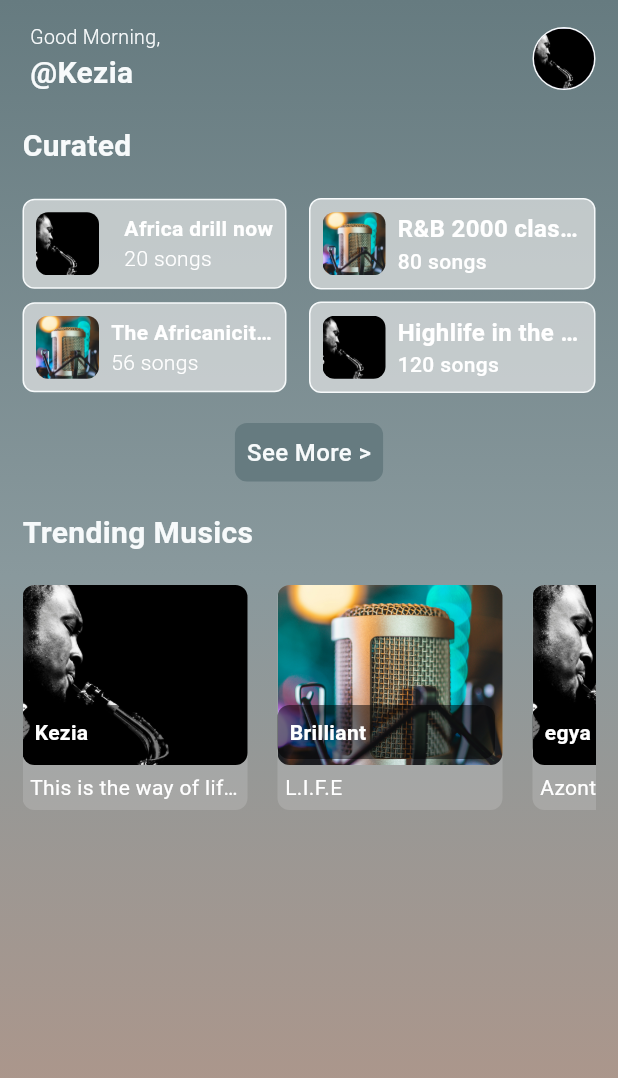
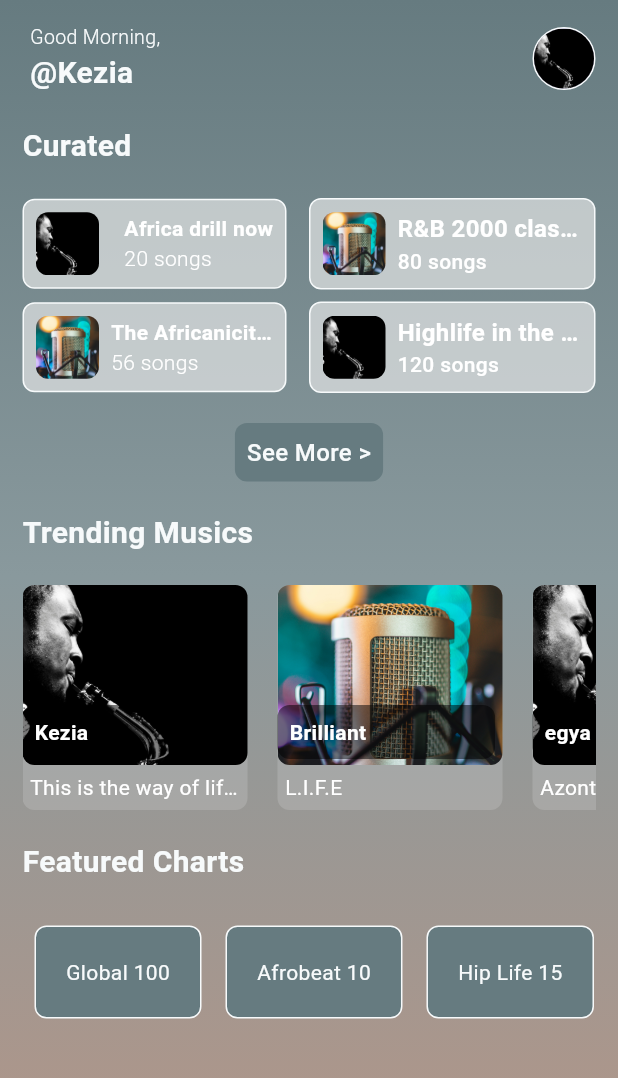
Before and after one commit to kwakyebrilliant/play, a Flutter app: the HomePage screen opened directly, on a phone screen of 412 x 824 dp, the part 84-1162 px from its top. Run offline on Flutter 3.47's test engine with Material 3 defaults, Android fonts, the phone set to English and light mode, and no system bars.

Commit message:
home updates

```diff
--- a/lib/screens/home/home_page.dart
+++ b/lib/screens/home/home_page.dart
@@ -697,6 +697,137 @@ class _HomePageState extends State<HomePage> {
                     ],
                   ),
                 ),
+
+                //Featured Charts header text
+                const Padding(
+                  padding: EdgeInsets.symmetric(vertical: 20.0),
+                  child: Row(
+                    mainAxisAlignment: MainAxisAlignment.start,
+                    children: [
+                      Text(
+                        'Featured Charts',
+                        style: TextStyle(
+                          fontSize: 20.0,
+                          color: Color(0xFFF7fAFB),
+                          fontWeight: FontWeight.w600,
+                        ),
+                      ),
+                    ],
+                  ),
+                ),
+
+                //Featured Charts start here
+                SingleChildScrollView(
+                  scrollDirection: Axis.horizontal,
+                  child: Row(
+                    mainAxisAlignment: MainAxisAlignment.spaceBetween,
+                    children: [
+                      //1
+                      Padding(
+                        padding: const EdgeInsets.all(8.0),
+                        child: Container(
+                          decoration: BoxDecoration(
+                            color: const Color(0xFF667b80),
+                            borderRadius: BorderRadius.circular(8.0),
+                            border: Border.all(
+                              width: 1.0,
+                              color: const Color(0xFFF7fAFB),
+                            ),
+                          ),
+                          child: const Padding(
+                            padding: EdgeInsets.all(20.0),
+                            child: Center(
+                              child: Text(
+                                'Global 100',
+                                style: TextStyle(
+                                  color: Color(0xFFF7fAFB),
+                                ),
+                              ),
+                            ),
+                          ),
+                        ),
+                      ),
+
+                      //2
+                      Padding(
+                        padding: const EdgeInsets.all(8.0),
+                        child: Container(
+                          decoration: BoxDecoration(
+                            color: const Color(0xFF667b80),
+                            borderRadius: BorderRadius.circular(8.0),
+                            border: Border.all(
+                              width: 1.0,
+                              color: const Color(0xFFF7fAFB),
+                            ),
+                          ),
+                          child: const Padding(
+                            padding: EdgeInsets.all(20.0),
+                            child: Center(
+                              child: Text(
+                                'Afrobeat 10',
+                                style: TextStyle(
+                                  color: Color(0xFFF7fAFB),
+                                ),
+                              ),
+                            ),
+                          ),
+                        ),
+                      ),
+
+                      //3
+                      Padding(
+                        padding: const EdgeInsets.all(8.0),
+                        child: Container(
+                          decoration: BoxDecoration(
+                            color: const Color(0xFF667b80),
+                            borderRadius: BorderRadius.circular(8.0),
+                            border: Border.all(
+                              width: 1.0,
+                              color: const Color(0xFFF7fAFB),
+                            ),
+                          ),
+                          child: const Padding(
+                            padding: EdgeInsets.all(20.0),
+                            child: Center(
+                              child: Text(
+                                'Hip Life 15',
+                                style: TextStyle(
+                                  color: Color(0xFFF7fAFB),
+                                ),
+                              ),
+                            ),
+                          ),
+                        ),
+                      ),
+
+                      //4
+                      Padding(
+                        padding: const EdgeInsets.all(8.0),
+                        child: Container(
+                          decoration: BoxDecoration(
+                            color: const Color(0xFF667b80),
+                            borderRadius: BorderRadius.circular(8.0),
+                            border: Border.all(
+                              width: 1.0,
+                              color: const Color(0xFFF7fAFB),
+                            ),
+                          ),
+                          child: const Padding(
+                            padding: EdgeInsets.all(20.0),
+                            child: Center(
+                              child: Text(
+                                'Highlife Top 50',
+                                style: TextStyle(
+                                  color: Color(0xFFF7fAFB),
+                                ),
+                              ),
+                            ),
+                          ),
+                        ),
+                      ),
+                    ],
+                  ),
+                ),
               ],
             ),
           ),
```
